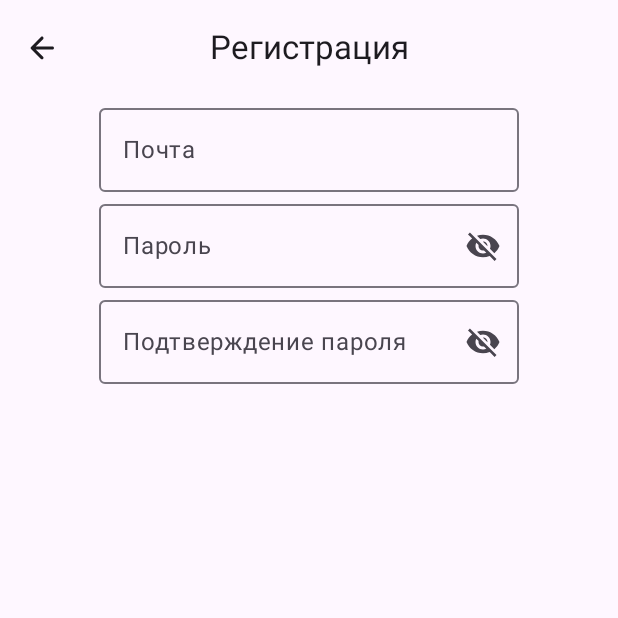
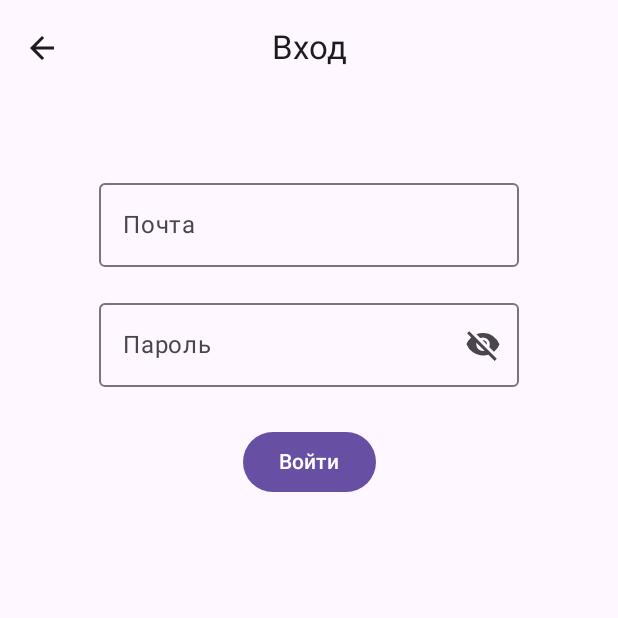
Before and after one commit to PapaSvinProgrammer/AfishaApp, an Android app built with Jetpack Compose: the screen it shows after launch (MainActivity), on a phone screen of 412 x 824 dp, the top half of it. Run offline under Robolectric (Android 15) with nearby library versions, the phone set to English and light mode, and no system bars.

Commit message:
Add Entry and Registration screens

```diff
--- a/app/build.gradle.kts
+++ b/app/build.gradle.kts
@@ -44,7 +44,6 @@ dependencies {
     implementation(libs.androidx.lifecycle.runtime.ktx)
     implementation(libs.androidx.activity.compose)
     implementation(platform(libs.androidx.compose.bom))
-    implementation ("androidx.compose.material:material-icons-extended")
     implementation(libs.androidx.ui)
     implementation(libs.androidx.ui.graphics)
     implementation(libs.androidx.ui.tooling.preview)
--- a/app/src/main/java/com/example/afishaapp/MainActivity.kt
+++ b/app/src/main/java/com/example/afishaapp/MainActivity.kt
@@ -5,7 +5,8 @@ import androidx.activity.ComponentActivity
 import androidx.activity.compose.setContent
 import androidx.activity.enableEdgeToEdge
 import androidx.compose.material3.MaterialTheme
-import com.example.afishaapp.ui.screen.RegistrationScreen
+import com.example.afishaapp.ui.screen.entry.EntryScreen
+import com.example.afishaapp.ui.screen.registration.RegistrationScreen
 
 class MainActivity: ComponentActivity() {
     override fun onCreate(savedInstanceState: Bundle?) {
@@ -14,7 +15,7 @@ class MainActivity: ComponentActivity() {
 
         setContent {
             MaterialTheme {
-                RegistrationScreen()
+                EntryScreen()
             }
         }
     }
--- /dev/null
+++ b/app/src/main/java/com/example/afishaapp/ui/screen/entry/EntryScreen.kt
@@ -0,0 +1,128 @@
+package com.example.afishaapp.ui.screen.entry
+
+import androidx.compose.foundation.layout.Column
+import androidx.compose.foundation.layout.fillMaxSize
+import androidx.compose.foundation.layout.padding
+import androidx.compose.foundation.text.KeyboardOptions
+import androidx.compose.material3.Button
+import androidx.compose.material3.CenterAlignedTopAppBar
+import androidx.compose.material3.ExperimentalMaterial3Api
+import androidx.compose.material3.Icon
+import androidx.compose.material3.IconButton
+import androidx.compose.material3.OutlinedTextField
+import androidx.compose.material3.Scaffold
+import androidx.compose.material3.Text
+import androidx.compose.runtime.Composable
+import androidx.compose.runtime.getValue
+import androidx.compose.runtime.mutableStateOf
+import androidx.compose.runtime.setValue
+import androidx.compose.ui.Alignment
+import androidx.compose.ui.Modifier
+import androidx.compose.ui.res.painterResource
+import androidx.compose.ui.res.stringResource
+import androidx.compose.ui.text.input.KeyboardType
+import androidx.compose.ui.text.input.PasswordVisualTransformation
+import androidx.compose.ui.text.input.VisualTransformation
+import androidx.compose.ui.tooling.preview.Preview
+import androidx.compose.ui.unit.dp
+import com.example.afishaapp.R
+
+var email by mutableStateOf("")
+var password by mutableStateOf("")
+
+var emailIsError by mutableStateOf(false)
+var passwordIsError by mutableStateOf(false)
+
+var visibilityPassword by mutableStateOf(false)
+
+@Preview(showSystemUi = true)
+@Composable
+fun EntryScreen() {
+    Scaffold(
+        topBar = { EntryTopAppBar {  } }
+    ) { intentPadding ->
+        Column(
+            modifier = Modifier
+                .padding(intentPadding)
+                .fillMaxSize(),
+            horizontalAlignment = Alignment.CenterHorizontally
+        ) {
+            OutlinedTextField(
+                value = email,
+                onValueChange = { email = it },
+                label = { Text(text = stringResource(R.string.input_email_text)) },
+                modifier = Modifier.padding(0.dp, 50.dp, 0.dp, 0.dp),
+                isError = emailIsError,
+                supportingText = {
+                    if (emailIsError) Text(text = stringResource(R.string.invalid_email_text))
+                },
+                trailingIcon = {
+                    if (emailIsError) {
+                        Icon(
+                            painter = painterResource(R.drawable.ic_error),
+                            contentDescription = stringResource(R.string.invalid_email_text)
+                        )
+                    }
+                },
+                keyboardOptions = KeyboardOptions(keyboardType = KeyboardType.Email)
+            )
+
+            OutlinedTextField(
+                value = password,
+                onValueChange = { password = it },
+                label = { Text(text = stringResource(R.string.input_password_text)) },
+                keyboardOptions = KeyboardOptions(keyboardType = KeyboardType.Email),
+                visualTransformation = if (visibilityPassword) VisualTransformation.None else PasswordVisualTransformation(),
+                isError = passwordIsError,
+                trailingIcon = {
+                    val icon = if (passwordIsError)
+                        painterResource(R.drawable.ic_error)
+                    else if (visibilityPassword)
+                        painterResource(R.drawable.ic_visibility)
+                    else
+                        painterResource(R.drawable.ic_visibility_off)
+
+                    val contentDescription = if (passwordIsError)
+                        stringResource(R.string.invalid_password)
+                    else if (visibilityPassword)
+                        stringResource(R.string.show_password_text)
+                    else
+                        stringResource(R.string.hide_password_text)
+
+                    IconButton(onClick = { visibilityPassword = !visibilityPassword }) {
+                        Icon(
+                            painter = icon,
+                            contentDescription = contentDescription
+                        )
+                    }
+                },
+                supportingText = {
+                    if (passwordIsError) Text(text = stringResource(R.string.error_password_text))
+                }
+            )
+
+            Button(
+                onClick = {  },
+                modifier = Modifier.padding(0.dp, 10.dp, 0.dp, 0.dp)
+            ) {
+                Text(text = stringResource(R.string.entry_button_text))
+            }
+        }
+    }
+}
+
+@OptIn(ExperimentalMaterial3Api::class)
+@Composable
+fun EntryTopAppBar(onClick: () -> Unit) {
+    CenterAlignedTopAppBar(
+        title = { Text(text = stringResource(R.string.entry_text)) },
+        navigationIcon = {
+            IconButton(onClick = onClick) {
+                Icon(
+                    painter = painterResource(R.drawable.ic_arrow_back),
+                    contentDescription = stringResource(R.string.back_text)
+                )
+            }
+        },
+    )
+}
--- /dev/null
+++ b/app/src/main/res/drawable/ic_arrow_back.xml
@@ -0,0 +1,9 @@
+<vector xmlns:android="http://schemas.android.com/apk/res/android"
+    android:width="24dp"
+    android:height="24dp"
+    android:viewportWidth="960"
+    android:viewportHeight="960">
+  <path
+      android:pathData="m313,520 l224,224 -57,56 -320,-320 320,-320 57,56 -224,224h487v80L313,520Z"
+      android:fillColor="#e8eaed"/>
+</vector>
--- /dev/null
+++ b/app/src/main/res/drawable/ic_error.xml
@@ -0,0 +1,9 @@
+<vector xmlns:android="http://schemas.android.com/apk/res/android"
+    android:width="24dp"
+    android:height="24dp"
+    android:viewportWidth="960"
+    android:viewportHeight="960">
+  <path
+      android:pathData="M480,680q17,0 28.5,-11.5T520,640q0,-17 -11.5,-28.5T480,600q-17,0 -28.5,11.5T440,640q0,17 11.5,28.5T480,680ZM440,520h80v-240h-80v240ZM480,880q-83,0 -156,-31.5T197,763q-54,-54 -85.5,-127T80,480q0,-83 31.5,-156T197,197q54,-54 127,-85.5T480,80q83,0 156,31.5T763,197q54,54 85.5,127T880,480q0,83 -31.5,156T763,763q-54,54 -127,85.5T480,880Z"
+      android:fillColor="#e8eaed"/>
+</vector>
--- /dev/null
+++ b/app/src/main/res/drawable/ic_visibility.xml
@@ -0,0 +1,9 @@
+<vector xmlns:android="http://schemas.android.com/apk/res/android"
+    android:width="24dp"
+    android:height="24dp"
+    android:viewportWidth="960"
+    android:viewportHeight="960">
+  <path
+      android:pathData="M480,640q75,0 127.5,-52.5T660,460q0,-75 -52.5,-127.5T480,280q-75,0 -127.5,52.5T300,460q0,75 52.5,127.5T480,640ZM480,568q-45,0 -76.5,-31.5T372,460q0,-45 31.5,-76.5T480,352q45,0 76.5,31.5T588,460q0,45 -31.5,76.5T480,568ZM480,760q-146,0 -266,-81.5T40,460q54,-137 174,-218.5T480,160q146,0 266,81.5T920,460q-54,137 -174,218.5T480,760Z"
+      android:fillColor="#e8eaed"/>
+</vector>
--- /dev/null
+++ b/app/src/main/res/drawable/ic_visibility_off.xml
@@ -0,0 +1,9 @@
+<vector xmlns:android="http://schemas.android.com/apk/res/android"
+    android:width="24dp"
+    android:height="24dp"
+    android:viewportWidth="960"
+    android:viewportHeight="960">
+  <path
+      android:pathData="M792,904 L624,738q-35,11 -70.5,16.5T480,760q-151,0 -269,-83.5T40,460q21,-53 53,-98.5t73,-81.5L56,168l56,-56 736,736 -56,56ZM480,640q11,0 20.5,-1t20.5,-4L305,419q-3,11 -4,20.5t-1,20.5q0,75 52.5,127.5T480,640ZM772,658L645,532q7,-17 11,-34.5t4,-37.5q0,-75 -52.5,-127.5T480,280q-20,0 -37.5,4T408,296L306,194q41,-17 84,-25.5t90,-8.5q151,0 269,83.5T920,460q-23,59 -60.5,109.5T772,658ZM587,474 L467,354q28,-5 51.5,4.5T559,386q17,18 24.5,41.5T587,474Z"
+      android:fillColor="#e8eaed"/>
+</vector>
--- a/app/src/main/res/values/strings.xml
+++ b/app/src/main/res/values/strings.xml
@@ -7,4 +7,13 @@
     <string name="check_password_text">Подтверждение пароля</string>
     <string name="show_password_text">Показать пароль</string>
     <string name="hide_password_text">Спрятать пароль</string>
+    <string name="registration_button_text">Зарегестрироваться</string>
+    <string name="invalid_password">Некорректный пароль</string>
+    <string name="passwords_donе_match_text">Пароли не совпадают</string>
+    <string name="error_password_text">Должно быть минимум 6 символов</string>
+    <string name="error_check_password_text">Пароли не совпадают</string>
+    <string name="invalid_email_text">Некорректная почта</string>
+    <string name="entry_button_text">Войти</string>
+    <string name="back_text">Назад</string>
+    <string name="entry_text">Вход</string>
 </resources>
```
Also changed, not shown: app/src/main/java/com/example/afishaapp/MainActivity2.kt (deleted, +0 -47 lines), app/src/main/java/com/example/afishaapp/ui/screen/registration/RegistrationScreen.kt (renamed from app/src/main/java/com/example/afishaapp/ui/screen/RegistrationScreen.kt, +65 -26 lines).
